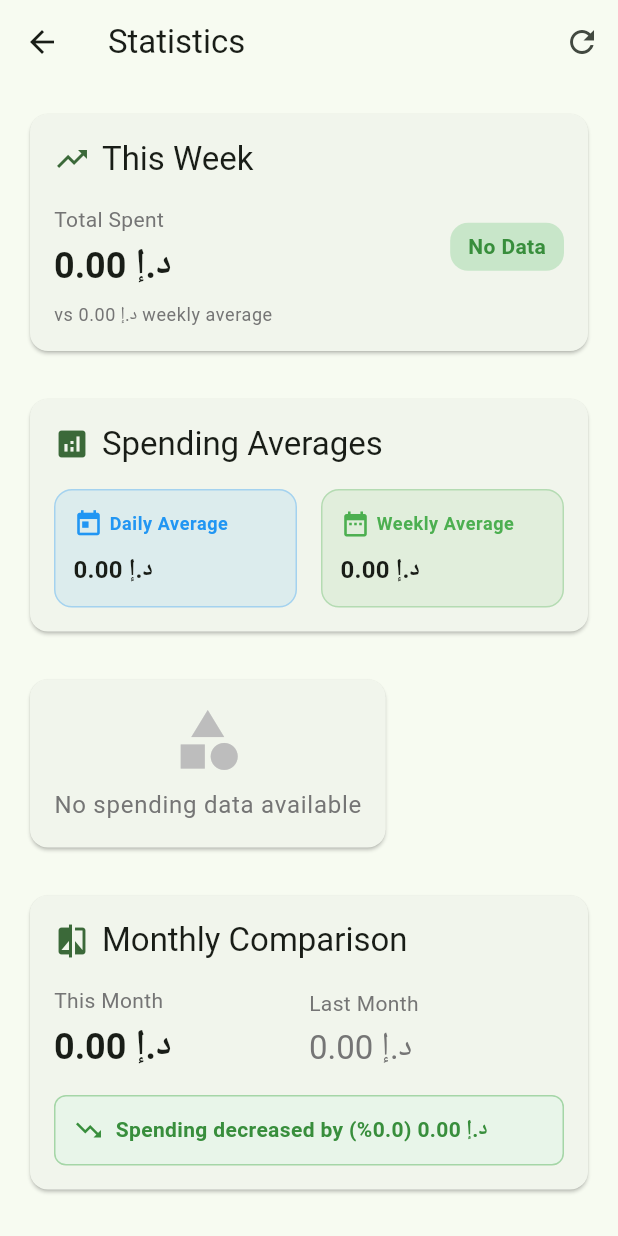
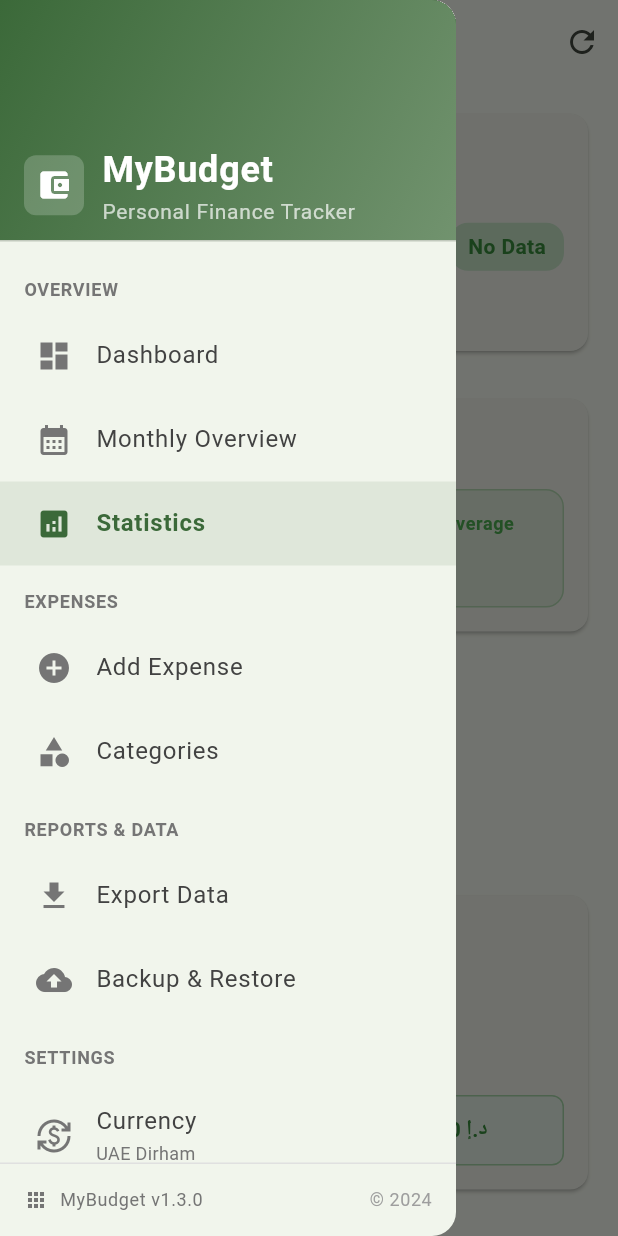
Before and after one commit to faribasra6/my_budget, a Flutter app: the StatisticsScreen screen opened directly, with the side drawer open (before the commit the screen has no drawer), on a phone screen of 412 x 824 dp. Run offline on Flutter 3.47's test engine with Material 3 defaults, Android fonts, the phone set to English and light mode, and no system bars; our stand-ins replace sqflite; accounts and stored records are empty; statements that could not run were skipped.

Commit message:
Added Sidebar and updated the structure

```diff
--- a/lib/screens/statistics_screen.dart
+++ b/lib/screens/statistics_screen.dart
@@ -1,6 +1,7 @@
 import 'package:flutter/material.dart';
 import '../services/database_service.dart';
 import '../services/currency_service.dart';
+import '../widgets/app_drawer.dart';
 
 class StatisticsScreen extends StatefulWidget {
   const StatisticsScreen({super.key});
@@ -51,6 +52,7 @@ class _StatisticsScreenState extends State<StatisticsScreen> {
   @override
   Widget build(BuildContext context) {
     return Scaffold(
+      drawer: const AppDrawer(currentRoute: '/statistics'),
       appBar: AppBar(
         title: const Text('Statistics'),
         actions: [
--- /dev/null
+++ b/lib/widgets/app_drawer.dart
@@ -0,0 +1,368 @@
+import 'package:flutter/material.dart';
+import '../screens/home_screen.dart';
+import '../screens/monthly_overview_screen.dart';
+import '../screens/statistics_screen.dart';
+import '../screens/currency_selector_screen.dart';
+import '../screens/add_expense_screen.dart';
+import '../services/currency_service.dart';
+
+class AppDrawer extends StatelessWidget {
+  final String currentRoute;
+
+  const AppDrawer({super.key, required this.currentRoute});
+
+  @override
+  Widget build(BuildContext context) {
+    return Drawer(
+      child: Column(
+        children: [
+          _buildDrawerHeader(context),
+          Expanded(
+            child: ListView(
+              padding: EdgeInsets.zero,
+              children: [
+                _buildMenuSection(
+                  context,
+                  title: 'OVERVIEW',
+                  items: [
+                    _DrawerItem(
+                      icon: Icons.dashboard,
+                      title: 'Dashboard',
+                      route: '/',
+                      onTap: () => _navigateTo(context, const HomeScreen()),
+                    ),
+                    _DrawerItem(
+                      icon: Icons.calendar_month,
+                      title: 'Monthly Overview',
+                      route: '/monthly',
+                      onTap: () => _navigateTo(context, const MonthlyOverviewScreen()),
+                    ),
+                    _DrawerItem(
+                      icon: Icons.analytics,
+                      title: 'Statistics',
+                      route: '/statistics',
+                      onTap: () => _navigateTo(context, const StatisticsScreen()),
+                    ),
+                  ],
+                ),
+                _buildMenuSection(
+                  context,
+                  title: 'EXPENSES',
+                  items: [
+                    _DrawerItem(
+                      icon: Icons.add_circle,
+                      title: 'Add Expense',
+                      route: '/add-expense',
+                      onTap: () => _showAddExpenseDialog(context),
+                    ),
+                    _DrawerItem(
+                      icon: Icons.category,
+                      title: 'Categories',
+                      route: '/categories',
+                      onTap: () => _showComingSoon(context, 'Categories Management'),
+                    ),
+                  ],
+                ),
+                _buildMenuSection(
+                  context,
+                  title: 'REPORTS & DATA',
+                  items: [
+                    _DrawerItem(
+                      icon: Icons.file_download,
+                      title: 'Export Data',
+                      route: '/export',
+                      onTap: () => _showComingSoon(context, 'Export Data'),
+                    ),
+                    _DrawerItem(
+                      icon: Icons.backup,
+                      title: 'Backup & Restore',
+                      route: '/backup',
+                      onTap: () => _showComingSoon(context, 'Backup & Restore'),
+                    ),
+                  ],
+                ),
+                _buildMenuSection(
+                  context,
+                  title: 'SETTINGS',
+                  items: [
+                    _DrawerItem(
+                      icon: Icons.currency_exchange,
+                      title: 'Currency',
+                      subtitle: CurrencyService.selectedCurrency.name,
+                      route: '/currency',
+                      onTap: () => _navigateTo(context, const CurrencySelectorScreen()),
+                    ),
+                    _DrawerItem(
+                      icon: Icons.account_balance_wallet,
+                      title: 'Budget Settings',
+                      route: '/budget-settings',
+                      onTap: () => _showComingSoon(context, 'Budget Settings'),
+                    ),
+                    _DrawerItem(
+                      icon: Icons.notifications,
+                      title: 'Notifications',
+                      route: '/notifications',
+                      onTap: () => _showComingSoon(context, 'Notification Settings'),
+                    ),
+                  ],
+                ),
+                const Divider(),
+                _buildDrawerItem(
+                  context,
+                  _DrawerItem(
+                    icon: Icons.info_outline,
+                    title: 'About',
+                    route: '/about',
+                    onTap: () => _showAboutDialog(context),
+                  ),
+                ),
+                _buildDrawerItem(
+                  context,
+                  _DrawerItem(
+                    icon: Icons.help_outline,
+                    title: 'Help & Support',
+                    route: '/help',
+                    onTap: () => _showComingSoon(context, 'Help & Support'),
+                  ),
+                ),
+              ],
+            ),
+          ),
+          _buildDrawerFooter(context),
+        ],
+      ),
+    );
+  }
+
+  Widget _buildDrawerHeader(BuildContext context) {
+    return DrawerHeader(
+      decoration: BoxDecoration(
+        gradient: LinearGradient(
+          begin: Alignment.topLeft,
+          end: Alignment.bottomRight,
+          colors: [
+            Theme.of(context).colorScheme.primary,
+            Theme.of(context).colorScheme.primary.withValues(alpha: 0.7),
+          ],
+        ),
+      ),
+      child: Column(
+        crossAxisAlignment: CrossAxisAlignment.start,
+        mainAxisAlignment: MainAxisAlignment.end,
+        children: [
+          Row(
+            children: [
+              Container(
+                padding: const EdgeInsets.all(8),
+                decoration: BoxDecoration(
+                  color: Colors.white.withValues(alpha: 0.2),
+                  borderRadius: BorderRadius.circular(8),
+                ),
+                child: const Icon(
+                  Icons.account_balance_wallet,
+                  color: Colors.white,
+                  size: 24,
+                ),
+              ),
+              const SizedBox(width: 12),
+              const Expanded(
+                child: Column(
+                  crossAxisAlignment: CrossAxisAlignment.start,
+                  children: [
+                    Text(
+                      'MyBudget',
+                      style: TextStyle(
+                        color: Colors.white,
+                        fontSize: 24,
+                        fontWeight: FontWeight.bold,
+                      ),
+                    ),
+                    Text(
+                      'Personal Finance Tracker',
+                      style: TextStyle(
+                        color: Colors.white70,
+                        fontSize: 14,
+                      ),
+                    ),
+                  ],
+                ),
+              ),
+            ],
+          ),
+        ],
+      ),
+    );
+  }
+
+  Widget _buildMenuSection(
+    BuildContext context, {
+    required String title,
+    required List<_DrawerItem> items,
+  }) {
+    return Column(
+      crossAxisAlignment: CrossAxisAlignment.start,
+      children: [
+        Padding(
+          padding: const EdgeInsets.fromLTRB(16, 16, 16, 8),
+          child: Text(
+            title,
+            style: Theme.of(context).textTheme.bodySmall?.copyWith(
+              color: Colors.grey[600],
+              fontWeight: FontWeight.w600,
+              letterSpacing: 0.5,
+            ),
+          ),
+        ),
+        ...items.map((item) => _buildDrawerItem(context, item)),
+      ],
+    );
+  }
+
+  Widget _buildDrawerItem(BuildContext context, _DrawerItem item) {
+    final isSelected = currentRoute == item.route;
+
+    return ListTile(
+      leading: Icon(
+        item.icon,
+        color: isSelected
+            ? Theme.of(context).colorScheme.primary
+            : Colors.grey[600],
+      ),
+      title: Text(
+        item.title,
+        style: TextStyle(
+          color: isSelected
+              ? Theme.of(context).colorScheme.primary
+              : Colors.grey[800],
+          fontWeight: isSelected ? FontWeight.w600 : FontWeight.normal,
+        ),
+      ),
+      subtitle: item.subtitle != null
+          ? Text(
+              item.subtitle!,
+              style: TextStyle(
+                color: Colors.grey[600],
+                fontSize: 12,
+              ),
+            )
+          : null,
+      selected: isSelected,
+      selectedTileColor: Theme.of(context).colorScheme.primary.withValues(alpha: 0.1),
+      onTap: item.onTap,
+      contentPadding: const EdgeInsets.symmetric(horizontal: 24, vertical: 0),
+    );
+  }
+
+  Widget _buildDrawerFooter(BuildContext context) {
+    return Container(
+      padding: const EdgeInsets.all(16),
+      decoration: BoxDecoration(
+        border: Border(
+          top: BorderSide(color: Colors.grey[300]!),
+        ),
+      ),
+      child: Row(
+        children: [
+          Icon(Icons.apps, color: Colors.grey[600], size: 16),
+          const SizedBox(width: 8),
+          Text(
+            'MyBudget v1.3.0',
+            style: Theme.of(context).textTheme.bodySmall?.copyWith(
+              color: Colors.grey[600],
+            ),
+          ),
+          const Spacer(),
+          Text(
+            '© 2024',
+            style: Theme.of(context).textTheme.bodySmall?.copyWith(
+              color: Colors.grey[500],
+            ),
+          ),
+        ],
+      ),
+    );
+  }
+
+  void _navigateTo(BuildContext context, Widget screen) {
+    Navigator.pop(context); // Close drawer
+
+    // Check if we're already on this screen to avoid unnecessary navigation
+    final currentModalRoute = ModalRoute.of(context);
+    if (currentModalRoute?.settings.name == screen.runtimeType.toString()) {
+      return;
+    }
+
+    Navigator.pushReplacement(
+      context,
+      MaterialPageRoute(builder: (context) => screen),
+    );
+  }
+
+  void _showAddExpenseDialog(BuildContext context) {
+    Navigator.pop(context); // Close drawer
+    Navigator.push(
+      context,
+      MaterialPageRoute(builder: (context) => const AddExpenseScreen()),
+    );
+  }
+
+  void _showComingSoon(BuildContext context, String feature) {
+    Navigator.pop(context); // Close drawer
+    ScaffoldMessenger.of(context).showSnackBar(
+      SnackBar(
+        content: Text('$feature - Coming Soon!'),
+        backgroundColor: Colors.orange,
+        duration: const Duration(seconds: 2),
+      ),
+    );
+  }
+
+  void _showAboutDialog(BuildContext context) {
+    Navigator.pop(context); // Close drawer
+    showAboutDialog(
+      context: context,
+      applicationName: 'MyBudget',
+      applicationVersion: '1.2.1',
+      applicationIcon: Container(
+        padding: const EdgeInsets.all(8),
+        decoration: BoxDecoration(
+          color: Theme.of(context).colorScheme.primary,
+          borderRadius: BorderRadius.circular(8),
+        ),
+        child: const Icon(
+          Icons.account_balance_wallet,
+          color: Colors.white,
+          size: 24,
+        ),
+      ),
+      children: [
+        const Text('A modern, intuitive personal finance tracker built with Flutter.'),
+        const SizedBox(height: 16),
+        const Text('Features:'),
+        const Text('• Multi-currency support'),
+        const Text('• Monthly budget tracking'),
+        const Text('• Expense categorization'),
+        const Text('• Statistical insights'),
+        const Text('• Historical data browsing'),
+        const SizedBox(height: 16),
+        const Text('Built with ❤️ using Flutter'),
+      ],
+    );
+  }
+}
+
+class _DrawerItem {
+  final IconData icon;
+  final String title;
+  final String? subtitle;
+  final String route;
+  final VoidCallback onTap;
+
+  const _DrawerItem({
+    required this.icon,
+    required this.title,
+    this.subtitle,
+    required this.route,
+    required this.onTap,
+  });
+}
--- a/pubspec.yaml
+++ b/pubspec.yaml
@@ -16,7 +16,7 @@ publish_to: 'none' # Remove this line if you wish to publish to pub.dev
 # https://developer.apple.com/library/archive/documentation/General/Reference/InfoPlistKeyReference/Articles/CoreFoundationKeys.html
 # In Windows, build-name is used as the major, minor, and patch parts
 # of the product and file versions while build-number is used as the build suffix.
-version: 1.2.1+4
+version: 1.3.0+5
 
 environment:
   sdk: ^3.9.0
```
Also changed, not shown: lib/screens/home_screen.dart (+5 -28 lines), lib/screens/monthly_overview_screen.dart (+36 -10 lines).
